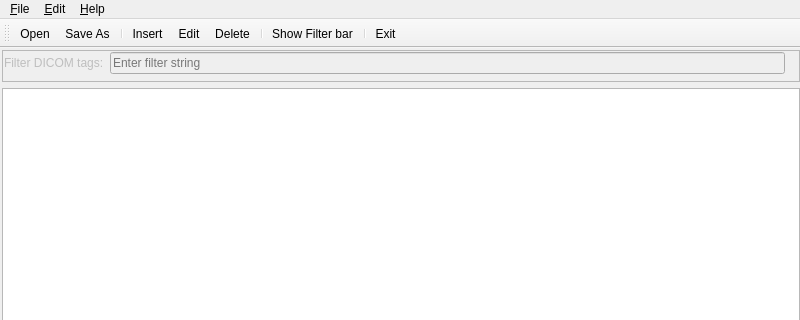
The window that dicomtreeQT5.ui (alanphys/DicomTreeQT5) describes before a commit, drawn with Qt 5; both pictures show x 0 to 800 and y 0 to 320 of the 800 by 600 pixel window.
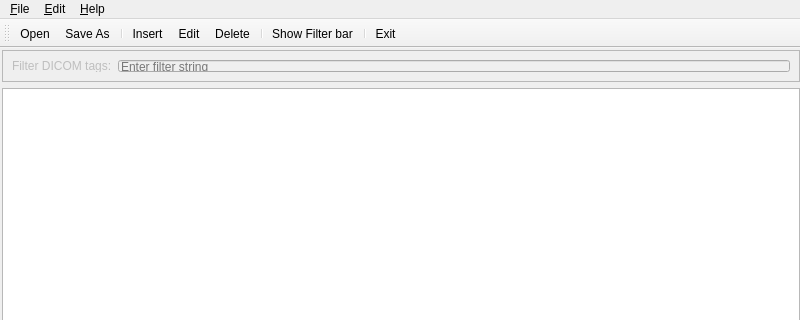
The same window after the commit. Icons and pictures are not drawn.

```diff
--- a/dicomtreeQT5.ui
+++ b/dicomtreeQT5.ui
@@ -70,19 +70,7 @@
         <property name="frameShadow">
          <enum>QFrame::Raised</enum>
         </property>
-        <widget class="QWidget" name="layoutWidget">
-         <property name="geometry">
-          <rect>
-           <x>2</x>
-           <y>2</y>
-           <width>781</width>
-           <height>34</height>
-          </rect>
-         </property>
-         <layout class="QHBoxLayout" name="horizontalLayout" stretch="0,0">
-          <property name="sizeConstraint">
-           <enum>QLayout::SetMaximumSize</enum>
-          </property>
+        <layout class="QHBoxLayout" name="horizontalLayout">
           <item>
            <widget class="QLabel" name="label">
             <property name="text">
@@ -101,7 +89,6 @@
            </widget>
           </item>
          </layout>
-        </widget>
        </widget>
       </item>
       <item>
```
Lines whose indentation alone changed are shown as unchanged.
